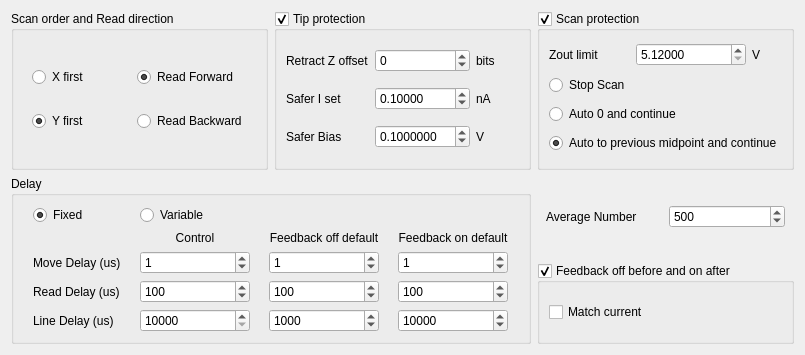
Before: the Qt Designer form pyqt5 STM software/ui/ScanOptions.ui in freestylexyz/STM-pyqt5-software, drawn with Qt 5.
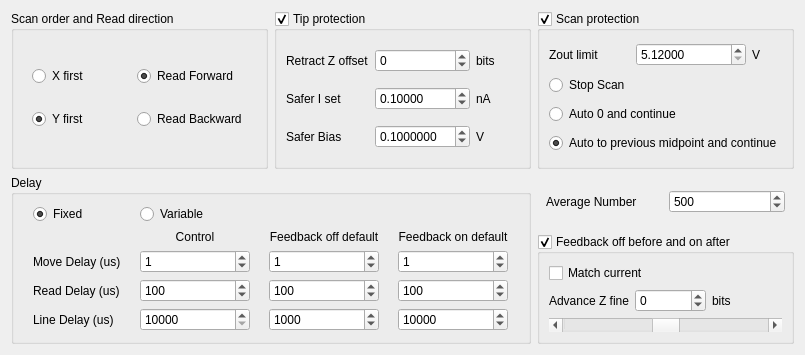
After: the same form once the commit is applied.

What changed in the file:
```diff
--- a/pyqt5 STM software/ui/ScanOptions.ui
+++ b/pyqt5 STM software/ui/ScanOptions.ui
@@ -533,6 +533,43 @@
         </property>
        </widget>
       </item>
+      <item row="1" column="0">
+       <widget class="QLabel" name="label_15">
+        <property name="text">
+         <string>Advance Z fine</string>
+        </property>
+       </widget>
+      </item>
+      <item row="1" column="1">
+       <widget class="QSpinBox" name="spinBox_Advance_Feedabck">
+        <property name="minimum">
+         <number>-32768</number>
+        </property>
+        <property name="maximum">
+         <number>32767</number>
+        </property>
+       </widget>
+      </item>
+      <item row="1" column="2">
+       <widget class="QLabel" name="label_16">
+        <property name="text">
+         <string>bits</string>
+        </property>
+       </widget>
+      </item>
+      <item row="2" column="0" colspan="3">
+       <widget class="QScrollBar" name="scrollBar_Advance_Feedabck">
+        <property name="minimum">
+         <number>-32768</number>
+        </property>
+        <property name="maximum">
+         <number>32767</number>
+        </property>
+        <property name="orientation">
+         <enum>Qt::Horizontal</enum>
+        </property>
+       </widget>
+      </item>
      </layout>
     </widget>
    </item>
```
